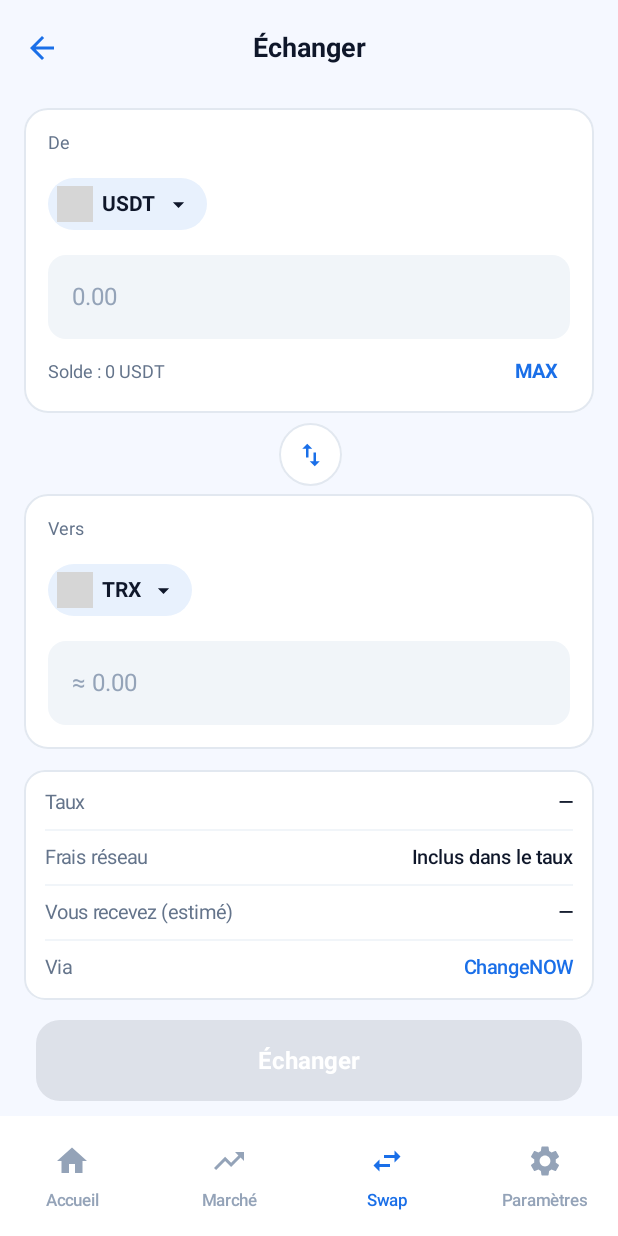
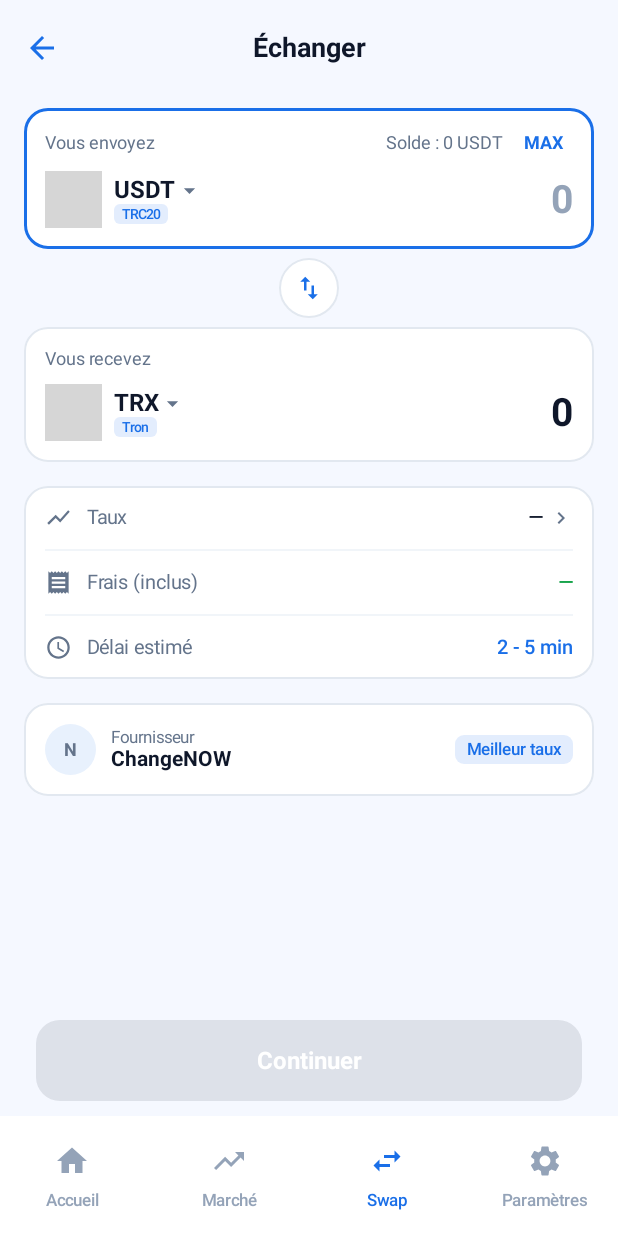
Before and after one commit to kamsman/VaultExproject, an Android app built with Jetpack Compose: the SwapScreen screen opened through its navigation route, on a phone screen of 412 x 824 dp. Run offline under Robolectric (Android 15) with nearby library versions, the phone set to English and light mode, and no system bars; our stand-ins replace Dagger/Hilt's generated code, Room's generated code; libraries missing offline, so code that uses them is left out: com.google.android.play, com.scottyab.rootbeer, net.sqlcipher.database, org.bitcoinj.core, org.bitcoinj.crypto and 4 more; pictures from the network do not load; 9 statements that could not run were skipped; grey boxes are pictures that could not be loaded.

Commit message:
feat(swap): redesign form to match prototype layout (light theme kept)
Rebuild the swap form per the prototype: "Vous envoyez" / "Vous recevez"
cards (coin logo + dropdown + network badge + big amount + ≈$ via
snapshot prices), a details card (Taux / Frais inclus / Délai estimé),
and a Fournisseur card (ChangeNOW · Meilleur taux). MAX kept on the
"send" card. Button is now "Continuer". Confirm/success remain as the
functional dialogs (polished screens are the next step).

Co-Authored-By: Claude Opus 4.8 <noreply@anthropic.com>
Claude-Session: https://claude.ai/code/session_01G4JKkZLLbnzq9ytravvq6U

```diff
--- a/app/src/main/java/com/vaultex/ui/screens/swap/SwapScreen.kt
+++ b/app/src/main/java/com/vaultex/ui/screens/swap/SwapScreen.kt
@@ -8,12 +8,17 @@ import androidx.compose.foundation.layout.*
 import androidx.compose.foundation.rememberScrollState
 import androidx.compose.foundation.shape.CircleShape
 import androidx.compose.foundation.shape.RoundedCornerShape
+import androidx.compose.foundation.text.BasicTextField
 import androidx.compose.foundation.text.KeyboardOptions
 import androidx.compose.foundation.verticalScroll
 import androidx.compose.material.icons.Icons
 import androidx.compose.material.icons.filled.ArrowBack
 import androidx.compose.material.icons.filled.ArrowDropDown
 import androidx.compose.material.icons.filled.CheckCircle
+import androidx.compose.material.icons.filled.ChevronRight
+import androidx.compose.material.icons.filled.Receipt
+import androidx.compose.material.icons.filled.Schedule
+import androidx.compose.material.icons.filled.ShowChart
 import androidx.compose.material.icons.filled.SwapHoriz
 import androidx.compose.material.icons.filled.SwapVert
 import androidx.compose.material3.*
@@ -200,7 +205,7 @@ fun SwapScreen(navController: NavHostController) {
                         CircularProgressIndicator(modifier = Modifier.size(20.dp), color = VaultExColors.TextOnPrimary, strokeWidth = 2.dp)
                     } else {
                         Text(
-                            stringResource(R.string.swap_exchange),
+                            stringResource(R.string.continue_btn),
                             fontWeight = FontWeight.Bold,
                             fontSize = 16.sp,
                             color = VaultExColors.TextOnPrimary
@@ -217,146 +222,88 @@ fun SwapScreen(navController: NavHostController) {
                 .fillMaxSize()
                 .padding(padding)
                 .verticalScroll(rememberScrollState())
-                .padding(horizontal = 16.dp, vertical = 8.dp)
+                .padding(horizontal = 16.dp, vertical = 8.dp),
+            verticalArrangement = Arrangement.spacedBy(2.dp)
         ) {
-            // Carte « De »
-            Surface(
-                shape = RoundedCornerShape(16.dp),
-                color = SurfaceColor,
-                border = BorderStroke(1.dp, BorderColor),
-                modifier = Modifier.fillMaxWidth()
-            ) {
-                Column(Modifier.padding(16.dp), verticalArrangement = Arrangement.spacedBy(10.dp)) {
-                    Text(stringResource(R.string.label_from), fontSize = 12.sp, color = TextSecondary)
-                    TokenPill(state.fromToken, tokens) { viewModel.setFromToken(it) }
-                    AmountField(
-                        value = state.fromAmount,
-                        onValueChange = { viewModel.setFromAmount(it) },
-                        enabled = true,
-                        placeholder = "0.00"
-                    )
-                    Row(
-                        Modifier.fillMaxWidth(),
-                        horizontalArrangement = Arrangement.SpaceBetween,
-                        verticalAlignment = Alignment.CenterVertically
-                    ) {
-                        val balTxt = if (state.fromBalance > 0.0)
-                            java.math.BigDecimal.valueOf(state.fromBalance)
-                                .setScale(6, java.math.RoundingMode.DOWN).stripTrailingZeros().toPlainString()
-                        else "0"
-                        Text(
-                            stringResource(R.string.balance_label, "$balTxt ${state.fromToken}"),
-                            fontSize = 12.sp,
-                            color = TextSecondary
-                        )
-                        Text(
-                            stringResource(R.string.max_label),
-                            fontSize = 13.sp,
-                            fontWeight = FontWeight.Bold,
-                            color = AccentBlue,
-                            modifier = Modifier
-                                .clip(RoundedCornerShape(8.dp))
-                                .clickable { viewModel.onMaxClicked() }
-                                .padding(horizontal = 8.dp, vertical = 4.dp)
-                        )
+            val fromAmt = state.fromAmount.toDoubleOrNull() ?: 0.0
+            val toAmt = state.toAmount.toDoubleOrNull() ?: 0.0
+            val fromFiat = if (state.fromPriceUsd > 0.0 && fromAmt > 0.0) "≈ $" + String.format("%,.2f", fromAmt * state.fromPriceUsd) else null
+            val toFiat = if (state.toPriceUsd > 0.0 && toAmt > 0.0) "≈ $" + String.format("%,.2f", toAmt * state.toPriceUsd) else null
+            val balTxt = if (state.fromBalance > 0.0)
+                java.math.BigDecimal.valueOf(state.fromBalance).setScale(4, java.math.RoundingMode.DOWN).stripTrailingZeros().toPlainString()
+            else "0"
+
+            // ─── Vous envoyez ───
+            SwapCoinCard(
+                label = stringResource(R.string.swap_you_send_label),
+                rightLabel = stringResource(R.string.balance_label, "$balTxt ${state.fromToken}"),
+                token = state.fromToken, tokens = tokens, onTokenSelect = { viewModel.setFromToken(it) },
+                amount = state.fromAmount, editable = true, onAmountChange = { viewModel.setFromAmount(it) },
+                fiat = fromFiat, onMax = { viewModel.onMaxClicked() }, highlight = true
+            )
+
+            // Inversion
+            Box(Modifier.fillMaxWidth().padding(vertical = 4.dp), contentAlignment = Alignment.Center) {
+                Surface(onClick = { viewModel.swapTokens() }, shape = CircleShape, color = SurfaceColor,
+                    border = BorderStroke(1.dp, BorderColor), modifier = Modifier.size(40.dp)) {
+                    Box(contentAlignment = Alignment.Center) {
+                        Icon(Icons.Default.SwapVert, stringResource(R.string.swap_invert_tokens), tint = AccentBlue, modifier = Modifier.size(20.dp))
                     }
                 }
             }
 
-            // Bouton d'inversion
-            Box(Modifier.fillMaxWidth().padding(vertical = 6.dp), contentAlignment = Alignment.Center) {
-                Surface(
-                    onClick = { viewModel.swapTokens() },
-                    shape = CircleShape,
-                    color = SurfaceColor,
-                    border = BorderStroke(1.dp, BorderColor),
-                    modifier = Modifier.size(42.dp)
-                ) {
-                    Box(contentAlignment = Alignment.Center) {
-                        Icon(
-                            Icons.Default.SwapVert,
-                            contentDescription = stringResource(R.string.swap_invert_tokens),
-                            tint = AccentBlue,
-                            modifier = Modifier.size(20.dp)
-                        )
+            // ─── Vous recevez ───
+            SwapCoinCard(
+                label = stringResource(R.string.swap_you_receive_label),
+                rightLabel = null,
+                token = state.toToken, tokens = tokens, onTokenSelect = { viewModel.setToToken(it) },
+                amount = state.toAmount, editable = false, onAmountChange = {},
+                fiat = toFiat, onMax = null, highlight = false
+            )
+
+            Spacer(Modifier.height(12.dp))
+
+            // ─── Détails : Taux / Frais (inclus) / Délai estimé ───
+            Surface(shape = RoundedCornerShape(16.dp), color = SurfaceColor, border = BorderStroke(1.dp, BorderColor), modifier = Modifier.fillMaxWidth()) {
+                Column(Modifier.padding(horizontal = 14.dp)) {
+                    val rate = if (fromAmt > 0.0 && toAmt > 0.0)
+                        "1 ${state.fromToken} ≈ ${String.format("%.8f", toAmt / fromAmt).trimEnd('0').trimEnd('.')} ${state.toToken}" else "—"
+                    SwapDetailRow(Icons.Default.ShowChart, stringResource(R.string.swap_rate), rate, chevron = true)
+                    Divider(color = SurfaceLight, thickness = 1.dp)
+                    val feeTxt = if (fromAmt > 0.0)
+                        "${String.format("%.4f", fromAmt * com.vaultex.domain.usecase.SwapUseCase.VAULTEX_FEE_PERCENT / 100.0).trimEnd('0').trimEnd('.')} ${state.fromToken}" else "—"
+                    SwapDetailRow(Icons.Default.Receipt, stringResource(R.string.swap_fee_included), feeTxt, valueColor = VaultExColors.Success)
+                    Divider(color = SurfaceLight, thickness = 1.dp)
+                    SwapDetailRow(Icons.Default.Schedule, stringResource(R.string.swap_eta), stringResource(R.string.swap_eta_value), valueColor = AccentBlue)
+                }
+            }
+
+            Spacer(Modifier.height(12.dp))
+
+            // ─── Fournisseur ───
+            Surface(shape = RoundedCornerShape(16.dp), color = SurfaceColor, border = BorderStroke(1.dp, BorderColor), modifier = Modifier.fillMaxWidth()) {
+                Row(Modifier.padding(14.dp), verticalAlignment = Alignment.CenterVertically) {
+                    Box(Modifier.size(34.dp).clip(CircleShape).background(BgTertiary), contentAlignment = Alignment.Center) {
+                        Text("N", fontWeight = FontWeight.Bold, color = TextSecondary, fontSize = 12.sp)
+                    }
+                    Spacer(Modifier.width(10.dp))
+                    Column(Modifier.weight(1f)) {
+                        Text(stringResource(R.string.swap_provider), fontSize = 11.sp, color = TextSecondary)
+                        Text("ChangeNOW", fontWeight = FontWeight.Bold, fontSize = 14.sp, color = TextPrimary)
+                    }
+                    Surface(shape = RoundedCornerShape(6.dp), color = AccentBlue.copy(alpha = 0.12f)) {
+                        Text(stringResource(R.string.swap_best_rate), modifier = Modifier.padding(horizontal = 8.dp, vertical = 3.dp),
+                            fontSize = 11.sp, color = AccentBlue, fontWeight = FontWeight.SemiBold)
                     }
                 }
             }
 
-            // Carte « Vers »
-            Surface(
-                shape = RoundedCornerShape(16.dp),
-                color = SurfaceColor,
-                border = BorderStroke(1.dp, BorderColor),
-                modifier = Modifier.fillMaxWidth()
-            ) {
-                Column(Modifier.padding(16.dp), verticalArrangement = Arrangement.spacedBy(10.dp)) {
-                    Text(stringResource(R.string.swap_to_label), fontSize = 12.sp, color = TextSecondary)
-                    TokenPill(state.toToken, tokens) { viewModel.setToToken(it) }
-                    AmountField(
-                        value = if (state.toAmount.isNotEmpty()) "≈ ${state.toAmount}" else "",
-                        onValueChange = {},
-                        enabled = false,
-                        placeholder = "≈ 0.00"
-                    )
-                }
-            }
-
-            Spacer(Modifier.height(14.dp))
-
-            // Récapitulatif taux / frais / route
-            Surface(
-                shape = RoundedCornerShape(14.dp),
-                color = SurfaceColor,
-                border = BorderStroke(1.dp, BorderColor),
-                modifier = Modifier.fillMaxWidth()
-            ) {
-                Column(Modifier.padding(horizontal = 14.dp, vertical = 4.dp)) {
-                    val from = state.fromAmount.toDoubleOrNull()
-                    val to = state.toAmount.toDoubleOrNull()
-                    val rateValue = if (from != null && from > 0.0 && to != null && to > 0.0)
-                        stringResource(
-                            R.string.swap_rate_format,
-                            state.fromToken,
-                            String.format("%.2f", to / from),
-                            state.toToken
-                        )
-                    else "—"
-                    SummaryRow(stringResource(R.string.swap_rate), rateValue)
-                    Divider(color = SurfaceLight, thickness = 1.dp)
-                    // Frais réseau (gas) — inclus dans le devis ChangeNOW
-                    SummaryRow(
-                        stringResource(R.string.swap_network_fee),
-                        stringResource(R.string.swap_network_included)
-                    )
-                    Divider(color = SurfaceLight, thickness = 1.dp)
-                    // Montant reçu estimé (devis ChangeNOW, commission déjà incluse)
-                    SummaryRow(
-                        stringResource(R.string.swap_you_receive_est),
-                        if (to != null && to > 0.0) "${String.format("%.6f", to)} ${state.toToken}" else "—",
-                        valueColor = TextPrimary
-                    )
-                    Divider(color = SurfaceLight, thickness = 1.dp)
-                    SummaryRow(
-                        stringResource(R.string.swap_via),
-                        "ChangeNOW",
-                        valueColor = AccentBlue
-                    )
-                }
-            }
-
-            // Erreur
             if (state.error != null) {
                 Spacer(Modifier.height(12.dp))
-                Surface(
-                    shape = RoundedCornerShape(10.dp),
-                    color = AccentRed.copy(alpha = 0.1f),
-                    modifier = Modifier.fillMaxWidth()
-                ) {
+                Surface(shape = RoundedCornerShape(10.dp), color = AccentRed.copy(alpha = 0.1f), modifier = Modifier.fillMaxWidth()) {
                     Text(state.error!!, fontSize = 13.sp, color = AccentRed, modifier = Modifier.padding(12.dp))
                 }
             }
-
             Spacer(Modifier.height(16.dp))
         }
     }
@@ -468,3 +415,116 @@ private fun swapStatusLabel(status: String?): String = when (status) {
     "failed", "refunded", "expired" -> "Échec ou remboursement."
     else         -> "Traitement…"
 }
+
+/** Réseau lisible d'une monnaie (badge sous le symbole). */
+private fun swapNetworkBadge(token: String): String = when (token.uppercase()) {
+    "USDT" -> "TRC20"
+    "BTC" -> "Bitcoin"
+    "ETH" -> "Ethereum"
+    "BNB" -> "BNB Chain"
+    "SOL" -> "Solana"
+    "TRX" -> "Tron"
+    else -> token
+}
+
+/** Carte « Vous envoyez / Vous recevez » (logo + sélecteur + montant + ≈ $). */
+@OptIn(ExperimentalMaterial3Api::class)
+@Composable
+private fun SwapCoinCard(
+    label: String,
+    rightLabel: String?,
+    token: String,
+    tokens: List<String>,
+    onTokenSelect: (String) -> Unit,
+    amount: String,
+    editable: Boolean,
+    onAmountChange: (String) -> Unit,
+    fiat: String?,
+    onMax: (() -> Unit)?,
+    highlight: Boolean
+) {
+    Surface(
+        shape = RoundedCornerShape(16.dp),
+        color = SurfaceColor,
+        border = BorderStroke(if (highlight) 1.5.dp else 1.dp, if (highlight) AccentBlue else BorderColor),
+        modifier = Modifier.fillMaxWidth()
+    ) {
+        Column(Modifier.padding(14.dp), verticalArrangement = Arrangement.spacedBy(10.dp)) {
+            Row(Modifier.fillMaxWidth(), verticalAlignment = Alignment.CenterVertically) {
+                Text(label, fontSize = 12.sp, color = TextSecondary)
+                Spacer(Modifier.weight(1f))
+                rightLabel?.let { Text(it, fontSize = 12.sp, color = TextSecondary) }
+                if (onMax != null) {
+                    Spacer(Modifier.width(8.dp))
+                    Text("MAX", fontSize = 12.sp, fontWeight = FontWeight.Bold, color = AccentBlue,
+                        modifier = Modifier.clip(RoundedCornerShape(6.dp)).clickable { onMax() }.padding(horizontal = 6.dp, vertical = 2.dp))
+                }
+            }
+            Row(verticalAlignment = Alignment.CenterVertically) {
+                // Sélecteur de monnaie
+                var expanded by remember { mutableStateOf(false) }
+                Box {
+                    Row(verticalAlignment = Alignment.CenterVertically, horizontalArrangement = Arrangement.spacedBy(8.dp),
+                        modifier = Modifier.clip(RoundedCornerShape(10.dp)).clickable { expanded = true }) {
+                        Box(Modifier.size(38.dp).clip(CircleShape).background(tokenColor(token)), contentAlignment = Alignment.Center) {
+                            Text(token.take(2).uppercase(), color = Color.White, fontSize = 10.sp, fontWeight = FontWeight.Bold)
+                            coil.compose.AsyncImage(model = CryptoIcon.url(token), contentDescription = token, modifier = Modifier.size(38.dp).clip(CircleShape))
+                        }
+                        Column {
+                            Row(verticalAlignment = Alignment.CenterVertically) {
+                                Text(token, fontWeight = FontWeight.Bold, fontSize = 16.sp, color = TextPrimary)
+                                Icon(Icons.Default.ArrowDropDown, null, tint = TextSecondary, modifier = Modifier.size(18.dp))
+                            }
+                            Surface(shape = RoundedCornerShape(4.dp), color = AccentBlue.copy(alpha = 0.12f)) {
+                                Text(swapNetworkBadge(token), modifier = Modifier.padding(horizontal = 5.dp, vertical = 1.dp),
+                                    fontSize = 9.sp, color = AccentBlue, fontWeight = FontWeight.SemiBold)
+                            }
+                        }
+                    }
+                    DropdownMenu(expanded = expanded, onDismissRequest = { expanded = false }) {
+                        tokens.forEach { t ->
+                            DropdownMenuItem(text = { Text(t) }, onClick = { onTokenSelect(t); expanded = false })
+                        }
+                    }
+                }
+                Spacer(Modifier.weight(1f))
+                Column(horizontalAlignment = Alignment.End) {
+                    if (editable) {
+                        BasicTextField(
+                            value = amount,
+                            onValueChange = onAmountChange,
+                            singleLine = true,
+                            textStyle = androidx.compose.ui.text.TextStyle(fontSize = 26.sp, fontWeight = FontWeight.Bold, color = TextPrimary, textAlign = androidx.compose.ui.text.style.TextAlign.End),
+                            cursorBrush = androidx.compose.ui.graphics.SolidColor(AccentBlue),
+                            keyboardOptions = KeyboardOptions(keyboardType = KeyboardType.Decimal),
+                            modifier = Modifier.widthIn(min = 60.dp),
+                            decorationBox = { inner -> Box(contentAlignment = Alignment.CenterEnd) { if (amount.isEmpty()) Text("0", fontSize = 26.sp, fontWeight = FontWeight.Bold, color = TextMuted); inner() } }
+                        )
+                    } else {
+                        Text(amount.ifEmpty { "0" }, fontSize = 26.sp, fontWeight = FontWeight.Bold, color = TextPrimary)
+                    }
+                    fiat?.let { Text(it, fontSize = 12.sp, color = TextSecondary) }
+                }
+            }
+        }
+    }
+}
+
+/** Ligne de détail (icône + libellé à gauche, valeur à droite). */
+@Composable
+private fun SwapDetailRow(
+    icon: androidx.compose.ui.graphics.vector.ImageVector,
+    label: String,
+    value: String,
+    valueColor: Color = TextPrimary,
+    chevron: Boolean = false
+) {
+    Row(Modifier.fillMaxWidth().padding(vertical = 12.dp), verticalAlignment = Alignment.CenterVertically) {
+        Icon(icon, null, tint = TextSecondary, modifier = Modifier.size(18.dp))
+        Spacer(Modifier.width(10.dp))
+        Text(label, fontSize = 13.sp, color = TextSecondary)
+        Spacer(Modifier.weight(1f))
+        Text(value, fontSize = 13.sp, fontWeight = FontWeight.SemiBold, color = valueColor)
+        if (chevron) { Spacer(Modifier.width(4.dp)); Icon(Icons.Default.ChevronRight, null, tint = TextSecondary, modifier = Modifier.size(16.dp)) }
+    }
+}
--- a/app/src/main/java/com/vaultex/ui/viewmodel/SwapViewModel.kt
+++ b/app/src/main/java/com/vaultex/ui/viewmodel/SwapViewModel.kt
@@ -22,6 +22,8 @@ data class SwapState(
     val fromAmount: String = "",
     val toAmount: String = "",
     val fromBalance: Double = 0.0,      // solde de la monnaie source (pour MAX + affichage)
+    val fromPriceUsd: Double = 0.0,     // prix USD de la monnaie source (pour « ≈ $ »)
+    val toPriceUsd: Double = 0.0,       // prix USD de la monnaie cible
     val estimatedFee: String = "",
     val minAmount: Double? = null,
     val vaultexFeePercent: Double = SwapUseCase.VAULTEX_FEE_PERCENT,
@@ -55,18 +57,28 @@ class SwapViewModel @Inject constructor(
 
     private val gson = com.google.gson.Gson()
     private data class SnapLite(val tokens: List<TokLite>?)
-    private data class TokLite(val symbol: String = "", val amountRaw: Double = 0.0)
+    private data class TokLite(val symbol: String = "", val amountRaw: Double = 0.0, val priceUsd: Double = 0.0)
 
-    init { _state.update { it.copy(fromBalance = balanceOf(it.fromToken)) } }
+    init {
+        _state.update { it.copy(
+            fromBalance = balanceOf(it.fromToken),
+            fromPriceUsd = priceUsdOf(it.fromToken),
+            toPriceUsd = priceUsdOf(it.toToken)
+        ) }
+    }
+
+    private fun snapTok(token: String): TokLite? {
+        val json = secureStorage.getPortfolioSnapshot() ?: return null
+        return try {
+            gson.fromJson(json, SnapLite::class.java)?.tokens?.firstOrNull { it.symbol == token }
+        } catch (_: Exception) { null }
+    }
 
     /** Solde de [token] lu dans l'instantané portefeuille (aucun appel réseau). */
-    private fun balanceOf(token: String): Double {
-        val json = secureStorage.getPortfolioSnapshot() ?: return 0.0
-        return try {
-            gson.fromJson(json, SnapLite::class.java)?.tokens
-                ?.firstOrNull { it.symbol == token }?.amountRaw ?: 0.0
-        } catch (_: Exception) { 0.0 }
-    }
+    private fun balanceOf(token: String): Double = snapTok(token)?.amountRaw ?: 0.0
+
+    /** Prix USD de [token] (instantané portefeuille). */
+    private fun priceUsdOf(token: String): Double = snapTok(token)?.priceUsd ?: 0.0
 
     /**
      * Bouton MAX : remplit avec le solde, en RÉSERVANT de quoi payer le gas du
@@ -98,13 +110,13 @@ class SwapViewModel @Inject constructor(
     }
 
     fun setFromToken(token: String) {
-        _state.update { it.copy(fromToken = token, fromBalance = balanceOf(token)) }
+        _state.update { it.copy(fromToken = token, fromBalance = balanceOf(token), fromPriceUsd = priceUsdOf(token)) }
         val amt = _state.value.fromAmount
         if (amt.isNotEmpty()) estimateOutput(amt)
     }
 
     fun setToToken(token: String) {
-        _state.update { it.copy(toToken = token) }
+        _state.update { it.copy(toToken = token, toPriceUsd = priceUsdOf(token)) }
         val amt = _state.value.fromAmount
         if (amt.isNotEmpty()) estimateOutput(amt)
     }
@@ -118,7 +130,8 @@ class SwapViewModel @Inject constructor(
         it.copy(
             fromToken = it.toToken, toToken = it.fromToken,
             fromAmount = it.toAmount, toAmount = it.fromAmount,
-            fromBalance = balanceOf(it.toToken)
+            fromBalance = balanceOf(it.toToken),
+            fromPriceUsd = priceUsdOf(it.toToken), toPriceUsd = priceUsdOf(it.fromToken)
         )
     }
 
--- a/app/src/main/res/values/strings.xml
+++ b/app/src/main/res/values/strings.xml
@@ -274,6 +274,13 @@
     <string name="swap_confirm_hint">L\'app va déposer automatiquement et suivre l\'échange. Transaction irréversible.</string>
     <string name="swap_confirm_cta">Confirmer l\'échange</string>
     <string name="swap_progress_title">Échange en cours</string>
+    <string name="swap_you_send_label">Vous envoyez</string>
+    <string name="swap_you_receive_label">Vous recevez</string>
+    <string name="swap_fee_included">Frais (inclus)</string>
+    <string name="swap_eta">Délai estimé</string>
+    <string name="swap_eta_value">2 - 5 min</string>
+    <string name="swap_provider">Fournisseur</string>
+    <string name="swap_best_rate">Meilleur taux</string>
     <string name="swap_mode_same_chain">Même chaîne (1inch)</string>
     <string name="swap_mode_cross_chain">Cross-chain (ChangeNOW)</string>
     <string name="swap_you_send">Vous envoyez</string>
```
